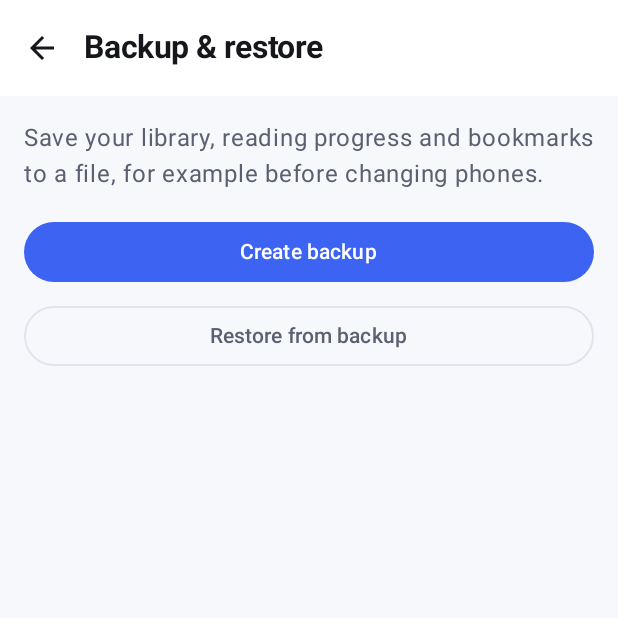
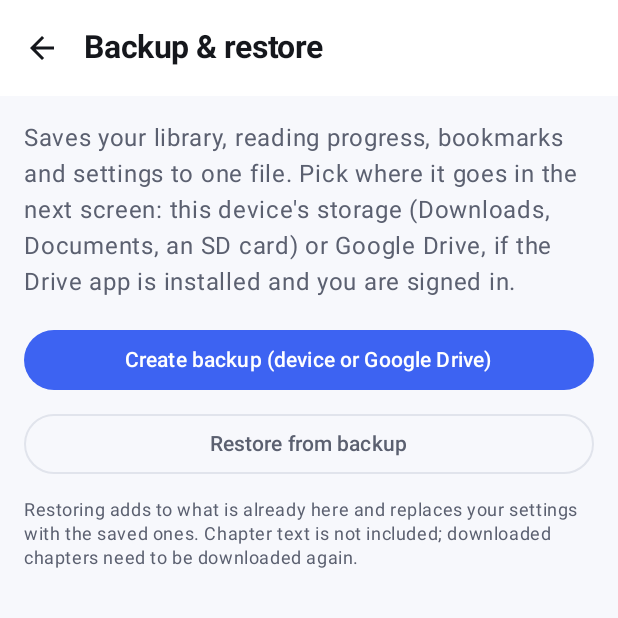
Before and after one commit to mistajoe83/novel-reader, an Android app built with Jetpack Compose: the BackupScreen screen opened through its navigation route, on a phone screen of 412 x 824 dp, the top half of it. Run offline under Robolectric (Android 15) with nearby library versions, the phone set to English and light mode, and no system bars; pictures from the network do not load.

Commit message:
Back up settings too, add tablet layout
Backups now include app settings (version 2 file, old files still restore)
and skip bookmarks that already exist. The backup screen explains saving to
device storage or Google Drive through the system file picker.

On wide screens (600dp and up) the bottom bar becomes a navigation rail, the
reader text column is capped at 680dp and centred, and settings and novel
screens are width-capped.

Co-Authored-By: Claude Sonnet 5.5 <noreply@anthropic.com>
Claude-Session: https://claude.ai/code/session_01HpwneZdiGBWhdokwjrxCvg

```diff
--- a/app/src/main/kotlin/com/joe/novelreader/MainActivity.kt
+++ b/app/src/main/kotlin/com/joe/novelreader/MainActivity.kt
@@ -11,6 +11,8 @@ import androidx.activity.compose.setContent
 import androidx.activity.enableEdgeToEdge
 import androidx.activity.result.contract.ActivityResultContracts
 import androidx.compose.foundation.layout.Box
+import androidx.compose.foundation.layout.Row
+import androidx.compose.foundation.layout.Spacer
 import androidx.compose.foundation.layout.WindowInsets
 import androidx.compose.foundation.layout.fillMaxSize
 import androidx.compose.foundation.layout.padding
@@ -28,6 +30,8 @@ import androidx.compose.material3.Icon
 import androidx.compose.material3.MaterialTheme
 import androidx.compose.material3.NavigationBar
 import androidx.compose.material3.NavigationBarItem
+import androidx.compose.material3.NavigationRail
+import androidx.compose.material3.NavigationRailItem
 import androidx.compose.material3.Scaffold
 import androidx.compose.material3.Surface
 import androidx.compose.material3.Text
@@ -40,6 +44,7 @@ import androidx.compose.runtime.produceState
 import androidx.compose.runtime.remember
 import androidx.compose.ui.Modifier
 import androidx.compose.ui.graphics.vector.ImageVector
+import androidx.compose.ui.unit.dp
 import androidx.navigation.NavGraph.Companion.findStartDestination
 import androidx.navigation.NavHostController
 import androidx.navigation.NavType
@@ -51,7 +56,9 @@ import androidx.navigation.navArgument
 import com.joe.novelreader.ui.browse.BrowseScreen
 import com.joe.novelreader.ui.browse.SearchScreen
 import com.joe.novelreader.ui.browse.SourceScreen
+import com.joe.novelreader.ui.components.ContentWidth
 import com.joe.novelreader.ui.components.LoadingBox
+import com.joe.novelreader.ui.components.isWideScreen
 import com.joe.novelreader.ui.components.LocalContainer
 import com.joe.novelreader.ui.components.LocalNav
 import com.joe.novelreader.ui.components.Nav
@@ -127,23 +134,44 @@ private fun AppRoot() {
 
     val nav = remember(navController) { makeNav(navController) }
 
+    val wide = isWideScreen()
+    val goTab: (Tab) -> Unit = { t ->
+        navController.navigate(t.route) {
+            popUpTo(navController.graph.findStartDestination().id) { saveState = true }
+            launchSingleTop = true
+            restoreState = true
+        }
+    }
+
     CompositionLocalProvider(LocalNav provides nav) {
+      Row(Modifier.fillMaxSize()) {
+        // Tablets and landscape: navigation rail on the side instead of the bottom bar.
+        if (showBar && wide) {
+            NavigationRail {
+                Spacer(Modifier.weight(1f))
+                tabs.forEach { t ->
+                    val selected = route == t.route
+                    NavigationRailItem(
+                        selected = selected,
+                        onClick = { goTab(t) },
+                        icon = { Icon(if (selected) t.selectedIcon else t.icon, t.label) },
+                        label = { Text(t.label) },
+                    )
+                }
+                Spacer(Modifier.weight(1f))
+            }
+        }
         Scaffold(
+            modifier = Modifier.weight(1f),
             contentWindowInsets = WindowInsets(0),
             bottomBar = {
-                if (showBar) {
+                if (showBar && !wide) {
                     NavigationBar {
                         tabs.forEach { t ->
                             val selected = route == t.route
                             NavigationBarItem(
                                 selected = selected,
-                                onClick = {
-                                    navController.navigate(t.route) {
-                                        popUpTo(navController.graph.findStartDestination().id) { saveState = true }
-                                        launchSingleTop = true
-                                        restoreState = true
-                                    }
-                                },
+                                onClick = { goTab(t) },
                                 icon = { Icon(if (selected) t.selectedIcon else t.icon, t.label) },
                                 label = { Text(t.label) },
                             )
@@ -176,7 +204,7 @@ private fun AppRoot() {
                         value = container.repository.ensureNovel(sourceId, path, title, cover)
                     }
                     val novelId = id
-                    if (novelId == null) LoadingBox() else NovelScreen(novelId)
+                    if (novelId == null) LoadingBox() else ContentWidth(840.dp) { NovelScreen(novelId) }
                 }
 
                 composable(
@@ -230,6 +258,7 @@ private fun AppRoot() {
                 }
             }
         }
+      }
     }
 }
 
--- a/app/src/main/kotlin/com/joe/novelreader/data/Settings.kt
+++ b/app/src/main/kotlin/com/joe/novelreader/data/Settings.kt
@@ -12,6 +12,7 @@ import androidx.datastore.preferences.core.stringSetPreferencesKey
 import androidx.datastore.preferences.preferencesDataStore
 import com.joe.novelreader.core.net.DnsConfig
 import kotlinx.coroutines.CoroutineScope
+import kotlinx.serialization.Serializable
 import kotlinx.coroutines.flow.Flow
 import kotlinx.coroutines.flow.SharingStarted
 import kotlinx.coroutines.flow.StateFlow
@@ -37,6 +38,7 @@ enum class ReaderFont(val label: String) { SERIF("Serif"), SANS("Sans"), SYSTEM(
 
 enum class LibrarySort(val label: String) { LAST_READ("Last read"), TITLE("Title"), ADDED("Date added"), UNREAD("Unread chapters") }
 
+@Serializable
 data class AppSettings(
     val themeMode: ThemeMode = ThemeMode.SYSTEM,
     val dynamicColor: Boolean = false,
--- a/app/src/main/kotlin/com/joe/novelreader/ui/components/Modifiers.kt
+++ b/app/src/main/kotlin/com/joe/novelreader/ui/components/Modifiers.kt
@@ -2,7 +2,29 @@ package com.joe.novelreader.ui.components
 
 import androidx.compose.foundation.ExperimentalFoundationApi
 import androidx.compose.foundation.combinedClickable
+import androidx.compose.foundation.layout.Box
+import androidx.compose.foundation.layout.fillMaxSize
+import androidx.compose.foundation.layout.widthIn
+import androidx.compose.runtime.Composable
+import androidx.compose.ui.Alignment
 import androidx.compose.ui.Modifier
+import androidx.compose.ui.platform.LocalConfiguration
+import androidx.compose.ui.unit.Dp
+import androidx.compose.ui.unit.dp
+
+/** Windows at least this wide (tablets, unfolded foldables, landscape) get the wide layouts. */
+const val WIDE_SCREEN_DP = 600
+
+@Composable
+fun isWideScreen(): Boolean = LocalConfiguration.current.screenWidthDp >= WIDE_SCREEN_DP
+
+/** Keeps list/form content readable on big screens: centred and no wider than [max]. */
+@Composable
+fun ContentWidth(max: Dp = 720.dp, content: @Composable () -> Unit) {
+    Box(Modifier.fillMaxSize(), contentAlignment = Alignment.TopCenter) {
+        Box(Modifier.widthIn(max = max).fillMaxSize()) { content() }
+    }
+}
 
 @OptIn(ExperimentalFoundationApi::class)
 fun Modifier.combinedClickableCompat(onClick: () -> Unit, onLongClick: (() -> Unit)? = null): Modifier =
--- a/app/src/main/kotlin/com/joe/novelreader/ui/reader/ReaderScreen.kt
+++ b/app/src/main/kotlin/com/joe/novelreader/ui/reader/ReaderScreen.kt
@@ -226,14 +226,16 @@ fun ReaderScreen(novelId: String, chapterId: String?, paragraph: Int?) {
             fontFamily = settings.readerFont.family(),
             textAlign = if (settings.readerJustify) TextAlign.Justify else TextAlign.Start,
         )
+        // On tablets keep lines at a readable length: the text column is centred and capped.
+        val sidePadding = maxOf(settings.readerMargin.dp, (androidx.compose.ui.platform.LocalConfiguration.current.screenWidthDp.dp - 680.dp) / 2)
         LazyColumn(
             state = listState,
             modifier = Modifier
                 .fillMaxSize()
                 .pointerInput(Unit) { detectTapGestures(onTap = { controls = !controls }) },
             contentPadding = PaddingValues(
-                start = settings.readerMargin.dp,
-                end = settings.readerMargin.dp,
+                start = sidePadding,
+                end = sidePadding,
                 top = 48.dp,
                 bottom = 120.dp,
             ),
--- a/app/src/main/kotlin/com/joe/novelreader/ui/settings/SettingsScreens.kt
+++ b/app/src/main/kotlin/com/joe/novelreader/ui/settings/SettingsScreens.kt
@@ -82,6 +82,7 @@ import com.joe.novelreader.data.BackupManager
 import com.joe.novelreader.data.ThemeMode
 import com.joe.novelreader.ui.browse.SourceIcon
 import com.joe.novelreader.ui.components.Chip
+import com.joe.novelreader.ui.components.ContentWidth
 import com.joe.novelreader.ui.components.LocalContainer
 import com.joe.novelreader.ui.components.LocalNav
 import com.joe.novelreader.ui.reader.ReaderSettingsSheet
@@ -101,7 +102,7 @@ fun SubScreen(title: String, content: @Composable (PaddingValues) -> Unit) {
                 navigationIcon = { IconButton(onClick = nav.back) { Icon(Icons.AutoMirrored.Filled.ArrowBack, "Back") } },
             )
         },
-        content = content,
+        content = { pad -> ContentWidth { content(pad) } },
     )
 }
 
@@ -132,7 +133,7 @@ fun MoreScreen() {
     val s by c.settings.state.collectAsState()
     val downloadedCount by remember { c.db.chapters().observeDownloadedCount() }.collectAsState(initial = 0)
     val queue by remember { c.db.downloads().observeQueue() }.collectAsState(initial = emptyList())
-    Column(Modifier.fillMaxSize().verticalScroll(rememberScrollState())) {
+    ContentWidth { Column(Modifier.fillMaxSize().verticalScroll(rememberScrollState())) {
         Text("More", style = MaterialTheme.typography.headlineSmall, modifier = Modifier.padding(start = 16.dp, top = 14.dp, bottom = 6.dp))
         MenuRow(Icons.Filled.Download, "Downloads", if (queue.isNotEmpty()) "${queue.size} in queue · $downloadedCount saved" else "$downloadedCount chapters saved for offline") { nav.open("downloads") }
         MenuRow(Icons.Filled.Dns, "Network & DNS", if (s.dnsEnabled) "Private DNS on · ${s.dnsServers.firstOrNull()?.let { Uri.parse(it).host } ?: "none"}" else "Using phone DNS") { nav.open("settings/dns") }
@@ -140,9 +141,9 @@ fun MoreScreen() {
         MenuRow(Icons.Filled.Palette, "Appearance", when (s.themeMode) { ThemeMode.SYSTEM -> "Follow phone"; ThemeMode.LIGHT -> "Light"; ThemeMode.DARK -> "Dark" }) { nav.open("settings/appearance") }
         MenuRow(Icons.Filled.HealthAndSafety, "Source health & fixes", "Test sources, get fixes, pass site checks") { nav.open("settings/health") }
         MenuRow(Icons.Filled.Extension, "Sources", "${c.sources.all.size - s.disabledSources.size} of ${c.sources.all.size} on · change site addresses") { nav.open("settings/sources") }
-        MenuRow(Icons.Filled.Backup, "Backup & restore", "Save your library to a file") { nav.open("settings/backup") }
+        MenuRow(Icons.Filled.Backup, "Backup & restore", "Library, bookmarks and settings to device or Google Drive") { nav.open("settings/backup") }
         MenuRow(Icons.Filled.Info, "About", "NovelNest ${BuildConfig.VERSION_NAME}") { nav.open("settings/about") }
-    }
+    } }
 }
 
 // ---------------------------------------------------------------------------------------------
@@ -432,7 +433,7 @@ fun BackupScreen() {
     val c = LocalContainer.current
     val ctx = LocalContext.current
     val scope = rememberCoroutineScope()
-    val backup = remember { BackupManager(c.db) }
+    val backup = remember { BackupManager(c.db, c.settings) }
     val exportLauncher = rememberLauncherForActivityResult(ActivityResultContracts.CreateDocument("application/json")) { uri ->
         if (uri == null) return@rememberLauncherForActivityResult
         scope.launch {
@@ -450,16 +451,31 @@ fun BackupScreen() {
                 val text = withContext(Dispatchers.IO) { ctx.contentResolver.openInputStream(uri)?.use { it.readBytes().decodeToString() } } ?: error("Empty file")
                 backup.import(text)
             }
-            Toast.makeText(ctx, result.fold({ "Restored $it books" }, { "Couldn't read that file" }), Toast.LENGTH_SHORT).show()
+            Toast.makeText(ctx, result.fold(
+                { "Restored ${it.novels} books, ${it.bookmarks} bookmarks" + if (it.settingsRestored) " and settings" else "" },
+                { "Couldn't read that file" },
+            ), Toast.LENGTH_SHORT).show()
         }
     }
     SubScreen("Backup & restore") { pad ->
         Column(Modifier.padding(pad).padding(16.dp)) {
-            Text("Save your library, reading progress and bookmarks to a file, for example before changing phones.", color = MaterialTheme.colorScheme.onSurfaceVariant)
+            Text(
+                "Saves your library, reading progress, bookmarks and settings to one file. " +
+                    "Pick where it goes in the next screen: this device's storage (Downloads, Documents, an SD card) " +
+                    "or Google Drive, if the Drive app is installed and you are signed in.",
+                color = MaterialTheme.colorScheme.onSurfaceVariant,
+            )
             Spacer(Modifier.size(16.dp))
-            Button(onClick = { exportLauncher.launch("novelnest-backup-${System.currentTimeMillis() / 1000}.json") }, modifier = Modifier.fillMaxWidth()) { Text("Create backup") }
+            Button(onClick = { exportLauncher.launch("novelnest-backup-${java.text.SimpleDateFormat("yyyy-MM-dd", java.util.Locale.US).format(java.util.Date())}.json") }, modifier = Modifier.fillMaxWidth()) { Text("Create backup (device or Google Drive)") }
             Spacer(Modifier.size(8.dp))
             OutlinedButton(onClick = { importLauncher.launch(arrayOf("application/json", "text/plain", "*/*")) }, modifier = Modifier.fillMaxWidth()) { Text("Restore from backup") }
+            Spacer(Modifier.size(12.dp))
+            Text(
+                "Restoring adds to what is already here and replaces your settings with the saved ones. " +
+                    "Chapter text is not included; downloaded chapters need to be downloaded again.",
+                style = MaterialTheme.typography.bodySmall,
+                color = MaterialTheme.colorScheme.onSurfaceVariant,
+            )
         }
     }
 }
```
Also changed, not shown: app/src/main/kotlin/com/joe/novelreader/data/Backup.kt (+17 -7 lines), 1 other file.
